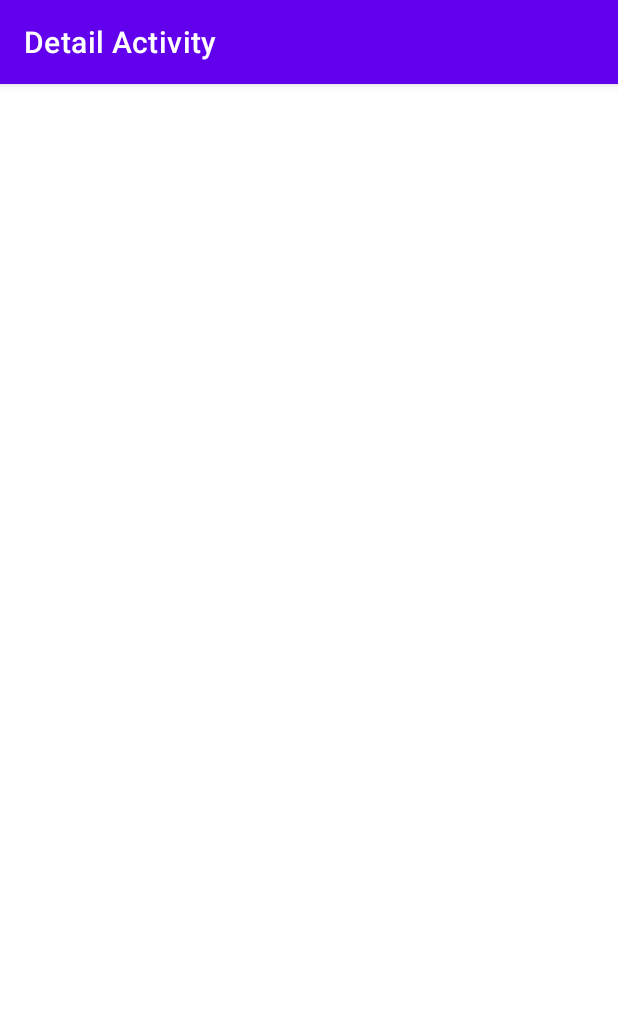
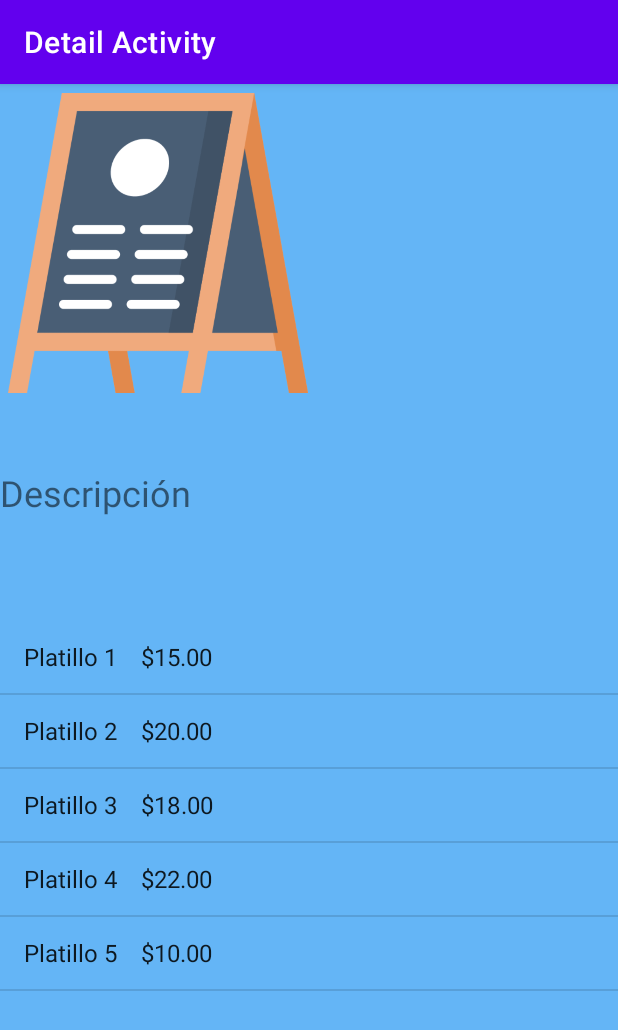
Before and after one commit to alanalbertc/CafeteriaAndroid, an Android app: the DetailActivity screen opened directly, with no data from a screen before it, on a phone screen of 412 x 824 dp. Shown: the top 1030 px of the screen. Run offline under Robolectric (Android 15) with nearby library versions, the phone set to English and light mode, and no system bars.

Commit message:
Detail activity de productos de cafeteria

```diff
--- a/app/src/main/java/com/example/cafeteria/DetailActivity.kt
+++ b/app/src/main/java/com/example/cafeteria/DetailActivity.kt
@@ -1,18 +1,35 @@
 package com.example.cafeteria
 
 import android.os.Bundle
+import android.widget.AdapterView
+import android.widget.ArrayAdapter
+import android.widget.ListView
 import android.widget.TextView
 import androidx.appcompat.app.AppCompatActivity
 
 class DetailActivity : AppCompatActivity() {
 
+    private lateinit var listView: ListView
+    private lateinit var items: ArrayList<String>
+
     override fun onCreate(savedInstanceState: Bundle?) {
         super.onCreate(savedInstanceState)
         setContentView(R.layout.activity_detail)
 
+        listView = findViewById(R.id.lista_productos)
+        items = arrayListOf("Platillo 1    $15.00", "Platillo 2    $20.00", "Platillo 3    $18.00", "Platillo 4    $22.00", "Platillo 5    $10.00")
+
+        val adapter = ArrayAdapter(this, android.R.layout.simple_list_item_1, items)
+        listView.adapter = adapter
+
+        /*listView.onItemClickListener = AdapterView.OnItemClickListener { parent, view, position, id ->
+            val selectedItem = parent.getItemAtPosition(position) as String
+            navigateToDetail(selectedItem)
+        }*/
+
         val item = intent.getStringExtra("item")
 
-        val textView: TextView = findViewById(R.id.textView)
+        val textView: TextView = findViewById(R.id.nombre_cafeteria)
         textView.text = item
     }
 }
--- a/app/src/main/java/com/example/cafeteria/MainActivity.kt
+++ b/app/src/main/java/com/example/cafeteria/MainActivity.kt
@@ -19,7 +19,7 @@ class MainActivity : AppCompatActivity() {
         listView = findViewById(R.id.listView)
         items = arrayListOf("Barra IA", "Cafeteria 1", "Cafeteria 2", "Cafeteria 3", "Cafeteria 4")
 
-        val adapter = ArrayAdapter(this, android.R.layout.simple_list_item_1, items)
+        val adapter = ArrayAdapter(this, R.layout.custom_item, R.id.textView, items)
         listView.adapter = adapter
 
         listView.onItemClickListener = AdapterView.OnItemClickListener { parent, view, position, id ->
--- a/app/src/main/res/layout/activity_detail.xml
+++ b/app/src/main/res/layout/activity_detail.xml
@@ -3,14 +3,58 @@
     xmlns:tools="http://schemas.android.com/tools"
     android:layout_width="match_parent"
     android:layout_height="match_parent"
-    tools:context=".DetailActivity">
+    tools:context=".DetailActivity"
+    android:background="@color/blue_300">
+
+    <!--
+    1. Imagen
+    2. Nombre
+    3. Descripcion
+    -->
+
+    <ImageView
+
+        android:id="@+id/logo_cafeteria"
+        android:layout_width="200dp"
+        android:layout_height="200dp"
+        android:layout_alignParentStart="true"
+        android:layout_alignParentTop="true"
+        android:layout_marginStart="5dp"
+        android:layout_marginTop="6dp"
+        android:foregroundGravity="center"
+        android:src="@drawable/img_1"/>
+
+    <TextView
+        android:id="@+id/nombre_cafeteria"
+        android:layout_width="wrap_content"
+        android:layout_height="wrap_content"
+        android:layout_above="@+id/lista_productos"
+        android:layout_below="@+id/logo_cafeteria"
+        android:layout_alignParentEnd="true"
+        android:layout_marginStart="2dp"
+        android:layout_marginTop="-117dp"
+        android:layout_marginEnd="0dp"
+        android:layout_marginBottom="20dp"
+        android:layout_toEndOf="@+id/logo_cafeteria"
+        android:text="Nombre"
+        android:textSize="25sp"
+        android:gravity="center"/>
 
     <TextView
         android:id="@+id/textView"
-        android:text="Hola soy un item xd"
         android:layout_width="wrap_content"
         android:layout_height="wrap_content"
-        android:textSize="24sp"
-        android:layout_centerInParent="true" />
+        android:layout_below="@+id/logo_cafeteria"
+        android:layout_marginTop="50dp"
+        android:text="Descripción"
+        android:textSize="24sp"/>
+
+    <ListView
+        android:id="@+id/lista_productos"
+        android:layout_width="match_parent"
+        android:layout_height="350dp"
+        android:layout_below="@+id/textView"
+        android:layout_marginTop="69dp" />
+
 
 </RelativeLayout>
--- a/app/src/main/res/layout/activity_main.xml
+++ b/app/src/main/res/layout/activity_main.xml
@@ -9,7 +9,7 @@
         android:layout_height="match_parent"
         android:gravity="center"
         android:orientation="vertical"
-        android:background="@color/blue_800">
+        android:background="@color/blue_300">
 
         <TextView
             android:layout_width="wrap_content"
```
Also changed, not shown: app/src/main/res/layout/custom_item.xml (added, +29 -0 lines), app/src/main/res/drawable/img.png (added), app/src/main/res/drawable/img_1.png (added).
